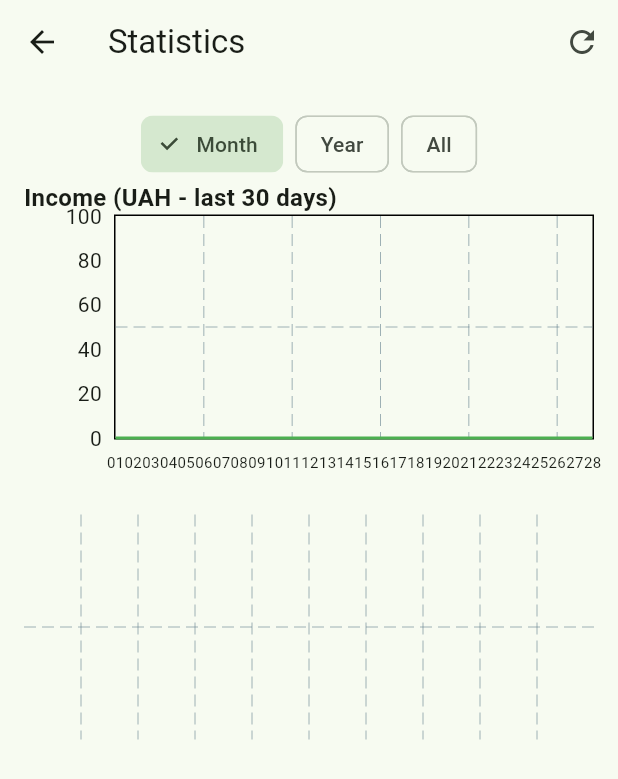
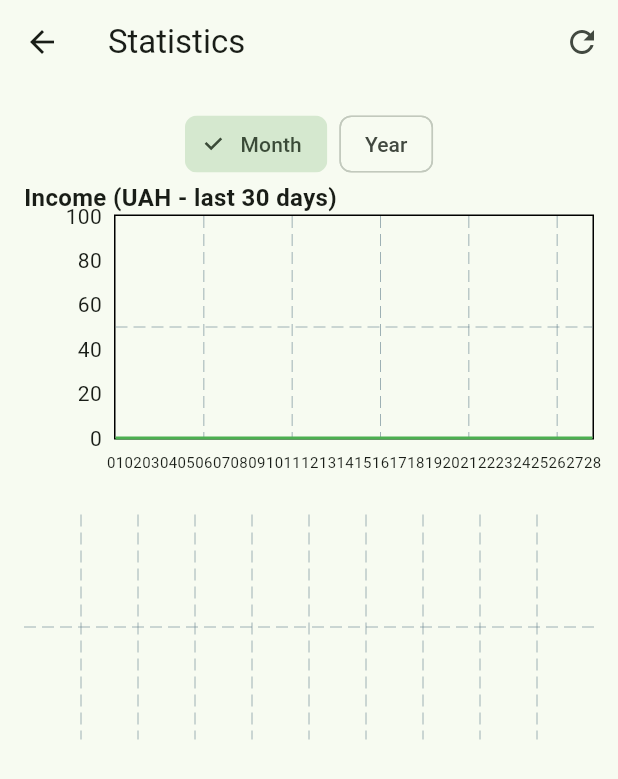
Before and after one commit to kodizhuk/MyMoney, a Flutter app: the StatisticsScreen screen opened directly, on a phone screen of 412 x 824 dp. Shown: the top 779 px of the screen. Run offline on Flutter 3.47's test engine with Material 3 defaults, Android fonts, the light colour scheme and no system bars; drawn by our look-alikes of fl_chart; our stand-ins replace sqflite_common_ffi; accounts and stored records are empty.

Commit message:
delete all button in statistics

```diff
--- a/lib/screens/statistics_screen.dart
+++ b/lib/screens/statistics_screen.dart
@@ -156,12 +156,6 @@ Widget build(BuildContext context) {
                       selected: _range == TimeRange.year,
                       onSelected: (_) => _setRange(TimeRange.year),
                     ),
-                    const SizedBox(width: 8),
-                    ChoiceChip(
-                      label: const Text('All'),
-                      selected: _range == TimeRange.all,
-                      onSelected: (_) => _setRange(TimeRange.all),
-                    ),
                   ],
                 ),
                 //const SizedBox(height: 16),
```
